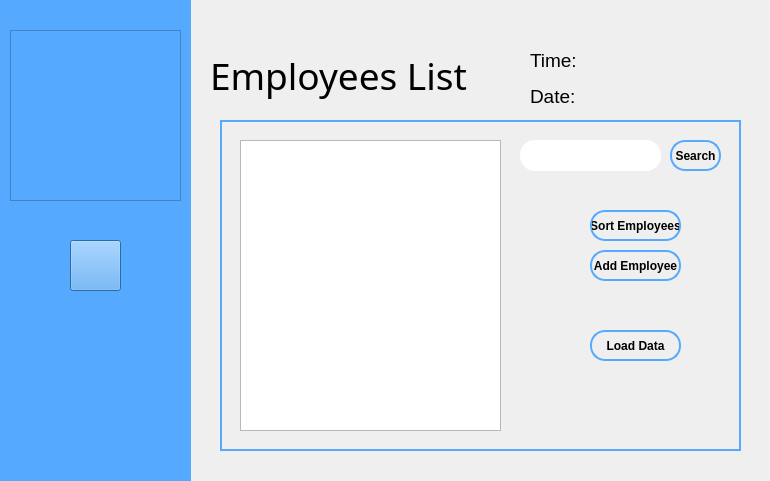
Old version of the form gestionDesEmployees/employees.ui in the repository KhairiSlimani/SmartFactory.
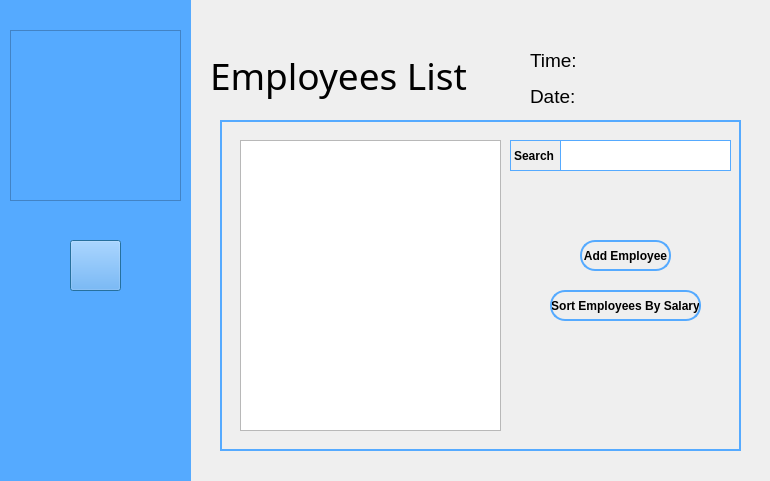
New version of the form. Icons and pictures are not drawn.

```diff
--- a/gestionDesEmployees/employees.ui
+++ b/gestionDesEmployees/employees.ui
@@ -196,8 +196,8 @@
      <widget class="QPushButton" name="addEmployeeButton">
       <property name="geometry">
        <rect>
-        <x>370</x>
-        <y>130</y>
+        <x>360</x>
+        <y>120</y>
         <width>91</width>
         <height>31</height>
        </rect>
@@ -229,18 +229,16 @@
      <widget class="QLineEdit" name="searchLineEdit">
       <property name="geometry">
        <rect>
-        <x>300</x>
+        <x>340</x>
         <y>20</y>
-        <width>141</width>
+        <width>171</width>
         <height>31</height>
        </rect>
       </property>
       <property name="styleSheet">
        <string notr="true">#searchLineEdit
 {
-	border-radius:15px;
-	background:white;
-
+	border:1px solid rgb(85, 170, 255);
 }
 </string>
       </property>
@@ -248,9 +246,9 @@
      <widget class="QPushButton" name="sortButton">
       <property name="geometry">
        <rect>
-        <x>370</x>
-        <y>90</y>
-        <width>91</width>
+        <x>330</x>
+        <y>170</y>
+        <width>151</width>
         <height>31</height>
        </rect>
       </property>
@@ -275,7 +273,7 @@
 }</string>
       </property>
       <property name="text">
-       <string>Sort Employees</string>
+       <string>Sort Employees By Salary</string>
       </property>
      </widget>
      <widget class="QListView" name="listWidget">
@@ -288,43 +286,10 @@
        </rect>
       </property>
      </widget>
-     <widget class="QPushButton" name="loadDataButton">
+     <widget class="QLabel" name="label_35">
       <property name="geometry">
        <rect>
-        <x>370</x>
-        <y>210</y>
-        <width>91</width>
-        <height>31</height>
-       </rect>
-      </property>
-      <property name="font">
-       <font>
-        <family>Arial</family>
-        <weight>75</weight>
-        <bold>true</bold>
-       </font>
-      </property>
-      <property name="styleSheet">
-       <string notr="true">#loadDataButton
-{
-	border-radius:15px;
-	background:transparent;
-	border:2px solid rgb(85, 170, 255);
-}
-
-#loadDataButton:hover
-{
-	background:rgb(85, 170, 255);
-}</string>
-      </property>
-      <property name="text">
-       <string>Load Data</string>
-      </property>
-     </widget>
-     <widget class="QPushButton" name="searchButton">
-      <property name="geometry">
-       <rect>
-        <x>450</x>
+        <x>290</x>
         <y>20</y>
         <width>51</width>
         <height>31</height>
@@ -333,22 +298,14 @@
       <property name="font">
        <font>
         <family>Arial</family>
+        <pointsize>9</pointsize>
         <weight>75</weight>
         <bold>true</bold>
        </font>
       </property>
       <property name="styleSheet">
-       <string notr="true">#searchButton
-{
-	border-radius:15px;
-	background:transparent;
-	border:2px solid rgb(85, 170, 255);
-}
-
-#searchButton:hover
-{
-	background:rgb(85, 170, 255);
-}</string>
+       <string notr="true">border:1px solid rgb(85, 170, 255);
+</string>
       </property>
       <property name="text">
        <string>Search</string>
```
Left out of the diff: 138 changed lines with no effect on the pictures.
